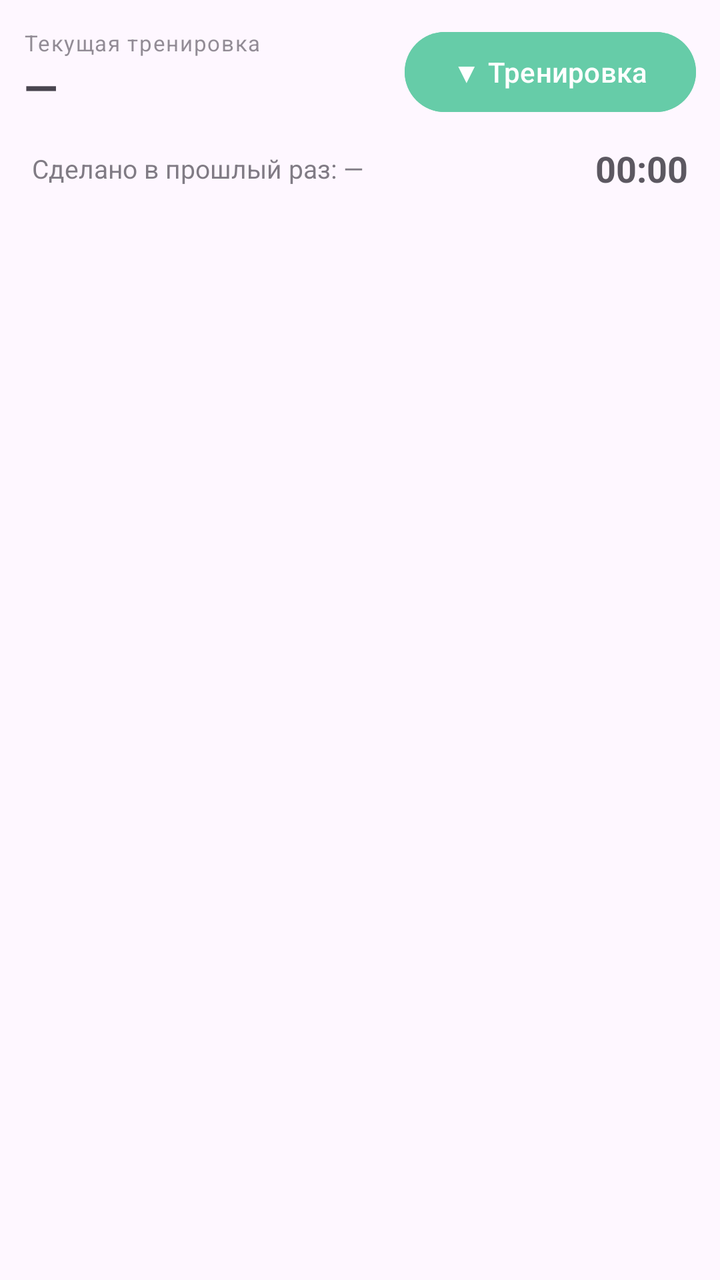
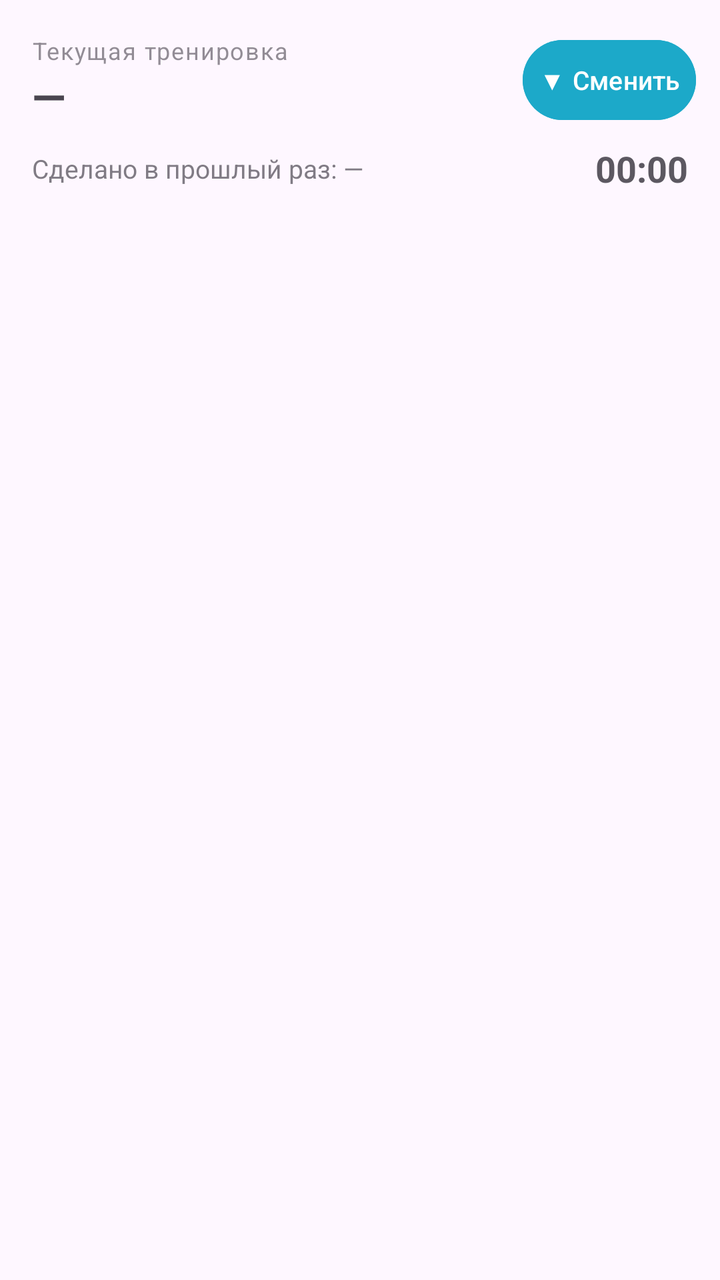

Before-and-after screenshots of an Android layout around one commit, followed by the original layout XML and the change that was made.
<!-- AndroidManifest.xml: application theme Theme.Jym -->
<!-- res/layout/fragment_training.xml -->
<?xml version="1.0" encoding="utf-8"?>
<LinearLayout xmlns:android="http://schemas.android.com/apk/res/android"
    android:layout_width="match_parent"
    android:layout_height="match_parent"
    android:orientation="vertical">

    
    <LinearLayout
        android:layout_width="match_parent"
        android:layout_height="wrap_content"
        android:orientation="horizontal"
        android:padding="12dp"
        android:gravity="center_vertical">

        <LinearLayout
            android:layout_width="0dp"
            android:layout_height="wrap_content"
            android:layout_weight="1"
            android:orientation="vertical">

            
            <TextView
                android:layout_width="wrap_content"
                android:layout_height="wrap_content"
                android:text="Текущая тренировка"
                android:textSize="11sp"
                android:alpha="0.6"
                android:letterSpacing="0.05" />

            
            <TextView
                android:id="@+id/text_set_name"
                android:layout_width="match_parent"
                android:layout_height="wrap_content"
                android:textSize="22sp"
                android:textStyle="bold"
                android:text="—" />

        </LinearLayout>

        <Button
            android:id="@+id/button_change_set"
            android:layout_width="wrap_content"
            android:layout_height="wrap_content"
            android:backgroundTint="@color/primary_green"
            android:text="▼ Тренировка"
            android:textSize="14sp" />

    </LinearLayout>

    
    <LinearLayout
        android:layout_width="match_parent"
        android:layout_height="wrap_content"
        android:orientation="horizontal"
        android:paddingStart="16dp"
        android:paddingEnd="16dp"
        android:paddingBottom="8dp"
        android:gravity="center_vertical">

        <TextView
            android:id="@+id/text_last_workout"
            android:layout_width="0dp"
            android:layout_height="wrap_content"
            android:layout_weight="1"
            android:textSize="13sp"
            android:alpha="0.7"
            android:text="Сделано в прошлый раз: —" />

        <TextView
            android:id="@+id/text_timer"
            android:layout_width="wrap_content"
            android:layout_height="wrap_content"
            android:textSize="18sp"
            android:textStyle="bold"
            android:alpha="0.9"
            android:paddingStart="12dp"
            android:text="00:00" />

    </LinearLayout>

    
    <androidx.recyclerview.widget.RecyclerView
        android:id="@+id/recycler"
        android:layout_width="match_parent"
        android:layout_height="0dp"
        android:layout_weight="1"
        android:clipToPadding="false"
        android:paddingTop="8dp"
        android:paddingBottom="8dp" />


</LinearLayout>
<!-- resources referenced by this layout -->
<resources>
  <color name="primary_green">#66cca8</color>
  <style name="Theme.Jym" parent="Base.Theme.Jym" />
  <style name="Base.Theme.Jym" parent="Theme.Material3.DayNight.NoActionBar">
          
          
      </style>
</resources>

<!-- the commit's change to res/layout/fragment_training.xml (unified diff, before → after) -->
@@ -9,7 +9,10 @@
         android:layout_width="match_parent"
         android:layout_height="wrap_content"
         android:orientation="horizontal"
-        android:padding="12dp"
+        android:paddingStart="16dp"
+        android:paddingEnd="12dp"
+        android:paddingTop="16dp"
+        android:paddingBottom="8dp"
         android:gravity="center_vertical">
 
         <LinearLayout
@@ -18,22 +21,22 @@
             android:layout_weight="1"
             android:orientation="vertical">
 
-            
             <TextView
                 android:layout_width="wrap_content"
                 android:layout_height="wrap_content"
                 android:text="Текущая тренировка"
-                android:textSize="11sp"
+                android:textSize="12sp"
                 android:alpha="0.6"
                 android:letterSpacing="0.05" />
 
-            
             <TextView
                 android:id="@+id/text_set_name"
                 android:layout_width="match_parent"
                 android:layout_height="wrap_content"
                 android:textSize="22sp"
                 android:textStyle="bold"
+                android:maxLines="2"
+                android:ellipsize="end"
                 android:text="—" />
 
         </LinearLayout>
@@ -42,9 +45,12 @@
             android:id="@+id/button_change_set"
             android:layout_width="wrap_content"
             android:layout_height="wrap_content"
-            android:backgroundTint="@color/primary_green"
-            android:text="▼ Тренировка"
-            android:textSize="14sp" />
+            android:backgroundTint="@color/primary_blue"
+            android:paddingStart="8dp"
+            android:paddingEnd="8dp"
+            android:minWidth="0dp"
+            android:text="▼ Сменить"
+            android:textSize="13sp" />
 
     </LinearLayout>
 
@@ -65,6 +71,8 @@
             android:layout_weight="1"
             android:textSize="13sp"
             android:alpha="0.7"
+            android:maxLines="2"
+            android:ellipsize="end"
             android:text="Сделано в прошлый раз: —" />
 
         <TextView
@@ -89,5 +97,4 @@
         android:paddingTop="8dp"
         android:paddingBottom="8dp" />
 
-
 </LinearLayout>
<!-- resource entries referenced after the edit -->
@@ -1,6 +1,6 @@
 <!-- resources referenced by this layout -->
 <resources>
-  <color name="primary_green">#66cca8</color>
+  <color name="primary_blue">#1ca9c9</color>
   <style name="Theme.Jym" parent="Base.Theme.Jym" />
   <style name="Base.Theme.Jym" parent="Theme.Material3.DayNight.NoActionBar">
           
